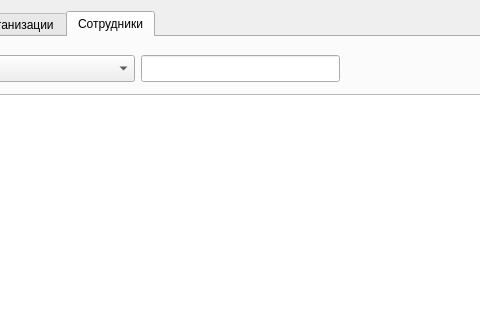
This is ViewOrgContactDialog.ui in okostynchuk/Outcall as Qt 5 draws it before an edit; both pictures show x 86 to 566 and y 0 to 320 of the 655 by 475 pixel window. The edited form follows.
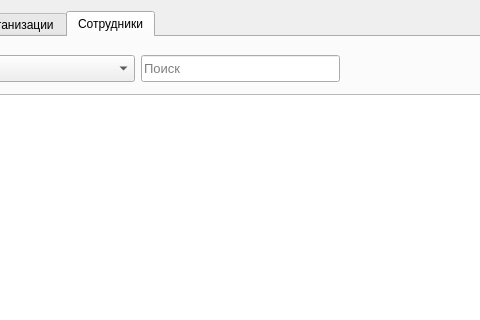
This is the edited form. The open tabs and pages were chosen to show the change. Icons and pictures are not drawn.

Diff of the .ui file:
```diff
--- a/ViewOrgContactDialog.ui
+++ b/ViewOrgContactDialog.ui
@@ -455,6 +455,9 @@
                   <property name="whatsThis">
                    <string>Поиск по таблице</string>
                   </property>
+                  <property name="placeholderText">
+                   <string>Поиск</string>
+                  </property>
                  </widget>
                 </item>
                 <item>
```
